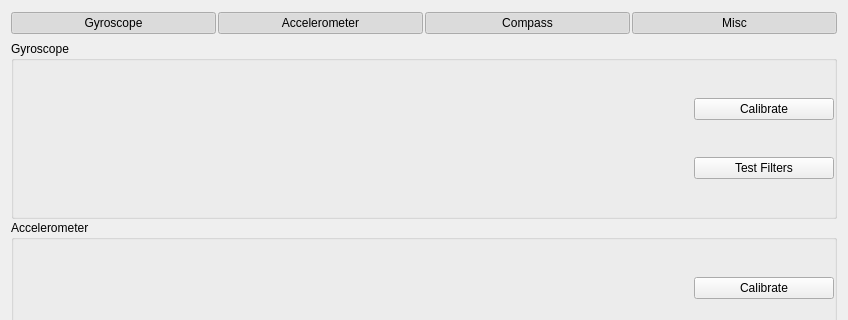
This is silkopter/gs/src/Sensors.ui in jeanlemotan/silkopter as Qt 5 draws it before an edit; both pictures show x 0 to 848 and y 0 to 320 of the 848 by 768 pixel window. The edited form follows.
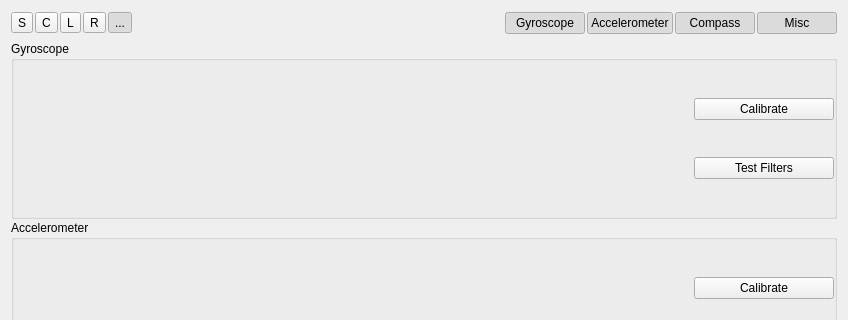
This is the edited form. Icons and pictures are not drawn. Custom widgets are drawn as their Qt base class.

Patch:
```diff
--- a/silkopter/gs/src/Sensors.ui
+++ b/silkopter/gs/src/Sensors.ui
@@ -44,6 +44,80 @@
       <property name="bottomMargin">
        <number>0</number>
       </property>
+      <item>
+       <widget class="QToolButton" name="save_history">
+        <property name="text">
+         <string>S</string>
+        </property>
+        <property name="icon">
+         <iconset resource="res.qrc">
+          <normaloff>:/icons/save.png</normaloff>:/icons/save.png</iconset>
+        </property>
+       </widget>
+      </item>
+      <item>
+       <widget class="QToolButton" name="clear_history">
+        <property name="text">
+         <string>C</string>
+        </property>
+        <property name="icon">
+         <iconset resource="res.qrc">
+          <normaloff>:/icons/clear.png</normaloff>:/icons/clear.png</iconset>
+        </property>
+       </widget>
+      </item>
+      <item>
+       <widget class="QToolButton" name="load_history">
+        <property name="text">
+         <string>L</string>
+        </property>
+        <property name="icon">
+         <iconset resource="res.qrc">
+          <normaloff>:/icons/load.png</normaloff>:/icons/load.png</iconset>
+        </property>
+       </widget>
+      </item>
+      <item>
+       <widget class="QToolButton" name="rewind_history">
+        <property name="text">
+         <string>R</string>
+        </property>
+        <property name="icon">
+         <iconset resource="res.qrc">
+          <normaloff>:/icons/rewind.png</normaloff>:/icons/rewind.png</iconset>
+        </property>
+       </widget>
+      </item>
+      <item>
+       <widget class="QToolButton" name="play_history">
+        <property name="text">
+         <string>...</string>
+        </property>
+        <property name="icon">
+         <iconset resource="res.qrc">
+          <normaloff>:/icons/play.png</normaloff>:/icons/play.png</iconset>
+        </property>
+        <property name="checkable">
+         <bool>true</bool>
+        </property>
+        <property name="checked">
+         <bool>true</bool>
+        </property>
+       </widget>
+      </item>
+      <item>
+       <spacer name="horizontalSpacer">
+        <property name="orientation">
+         <enum>Qt::Horizontal</enum>
+        </property>
+        <property name="sizeHint" stdset="0">
+         <size>
+          <width>40</width>
+          <height>20</height>
+         </size>
+        </property>
+       </spacer>
+      </item>
       <item>
        <widget class="QPushButton" name="show_gyroscope">
         <property name="text">
```
Left out of the diff: 4 changed lines with no effect on the pictures.
